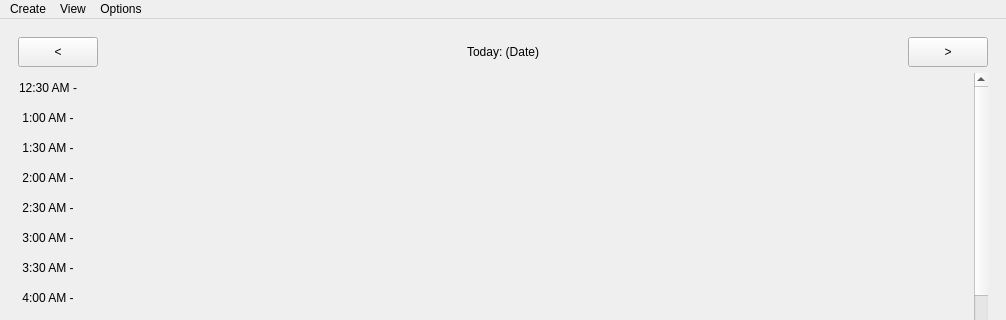
Qt form Torg/torg.ui (Tiane-Maestas/Torg) before a commit; both pictures show x 0 to 1006 and y 0 to 320 of the 1006 by 653 pixel window.
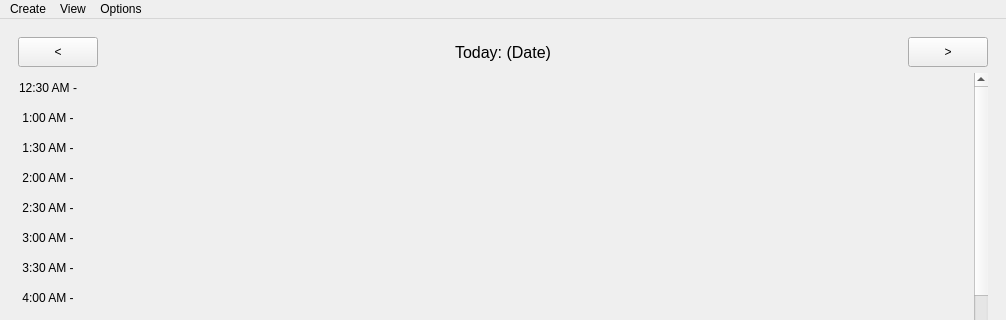
The same form after that commit. The open tabs and pages were chosen to show the change.

Commit message: Fixed single event creation to properly format the date

```diff
--- a/Torg/torg.ui
+++ b/Torg/torg.ui
@@ -72,6 +72,11 @@
               <height>30</height>
              </size>
             </property>
+            <property name="font">
+             <font>
+              <pointsize>12</pointsize>
+             </font>
+            </property>
             <property name="text">
              <string>Today: (Date)</string>
             </property>
```
Left out of the diff: 4 changed lines with no effect on the pictures. The commit also changes 2 other files.
